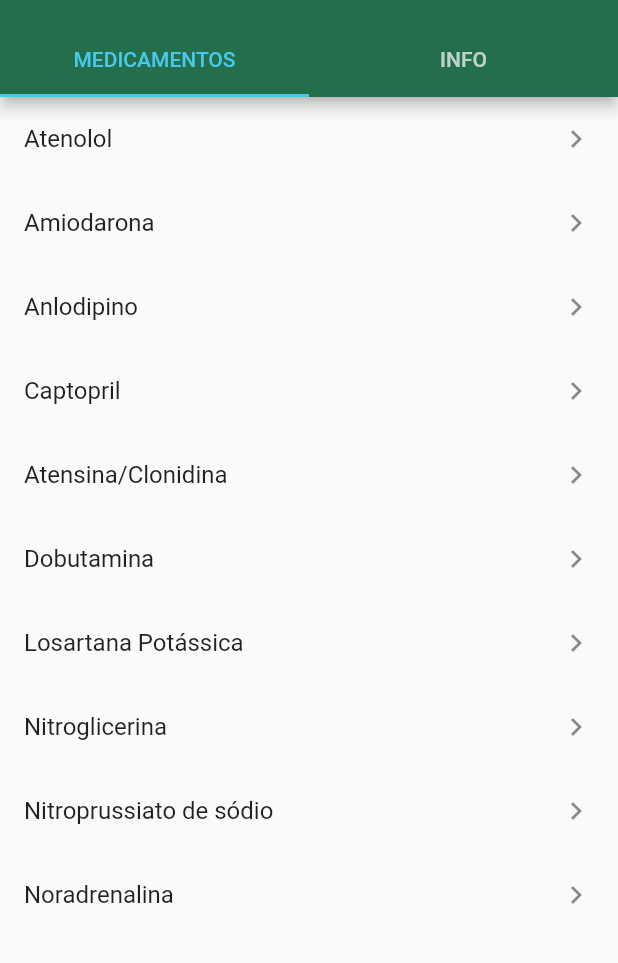
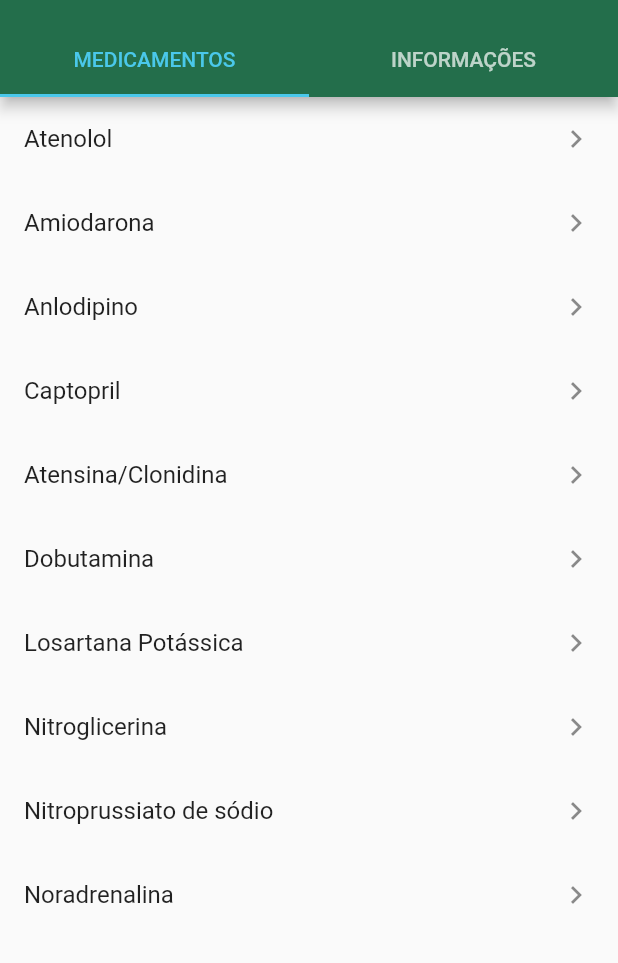
Before and after one commit to karinaplemos/cardio_help, a Flutter app: the screen it shows after launch, on a phone screen of 412 x 824 dp, the part 59-1022 px from its top. Run offline on Flutter 3.47's test engine with Material 2 defaults, Android fonts, the phone set to English and light mode, and no system bars; our stand-ins replace font_awesome_flutter.

Commit message:
Ajustes à pedido da Daise

```diff
--- a/lib/objects/custom_drawer/model/navigation_model.dart
+++ b/lib/objects/custom_drawer/model/navigation_model.dart
@@ -11,10 +11,10 @@ class NavigationModel {
 }
   // Lista de abas dos detalhamentos dos medicamentos
   List<NavigationModel> itens = [
-    NavigationModel(title: "Informações", icon: Icons.info_outline),
+    NavigationModel(title: "Classificação/Efeitos", icon: Icons.format_list_bulleted),
+    NavigationModel(title: "Uso Terapêutico", icon: Icons.healing),
+    NavigationModel(title: "Eventos Adversos", icon: Attention.attention__1_),
+    NavigationModel(title: "Detalhes", icon: Icons.info_outline),
+    NavigationModel(title: "Interação", icon: MyFlutterApp.interactive),
     NavigationModel(title: "Cuidados", icon: FontAwesomeIcons.medkit),
-    NavigationModel(title: "Classificação", icon: Icons.format_list_bulleted),
-    NavigationModel(title: "Evento Adverso", icon: MyFlutterApp.interactive),
-    NavigationModel(title: "Uso Terapêutico", icon: Icons.healing),
-    NavigationModel(title: "Interação", icon: Attention.attention__1_),
   ];
--- a/lib/pages/DrugsPage/Tabs/AdverseReactionTab.dart
+++ b/lib/pages/DrugsPage/Tabs/AdverseReactionTab.dart
@@ -18,13 +18,13 @@ class _AdverseReactionTabState extends State<AdverseReactionTab>{
           Container(
             padding: theme.titleSpacing,
             child:Text("Eventos Adversos",
-            style: theme.titleStyle),
+            style: theme.titleStyle, textAlign: theme.justifyAlign),
           ),
 
           Container(
             padding: theme.textSpacing,
             child:Text(widget.drug["adverseReaction"].toString(),
-            style: theme.textStyle)
+            style: theme.textStyle, textAlign: theme.justifyAlign)
           )
 
 
--- a/lib/pages/DrugsPage/Tabs/CareTab.dart
+++ b/lib/pages/DrugsPage/Tabs/CareTab.dart
@@ -21,7 +21,7 @@ class _CareTabState extends State<CareTab>{
             return Container(
               padding: theme.titleSpacing,
               child: Text("Cuidados",
-                style: theme.titleStyle
+                style: theme.titleStyle, textAlign: theme.justifyAlign
               ),
             );
          }else{
@@ -30,7 +30,7 @@ class _CareTabState extends State<CareTab>{
             return Container(
                 padding: theme.textSpacing,
                 child: Text('\u2022 '+ widget.drug["care"][index-1].toString(),
-                  style: theme.textStyle,
+                  style: theme.textStyle, textAlign: theme.justifyAlign
                 ),
               );
           }
--- a/lib/pages/DrugsPage/Tabs/ClassificationTab.dart
+++ b/lib/pages/DrugsPage/Tabs/ClassificationTab.dart
@@ -18,13 +18,13 @@ class _ClassificationTabState extends State<ClassificationTab>{
           Container(
             padding: theme.titleSpacing,
             child:Text("Classificação",
-            style: theme.titleStyle),
+            style: theme.titleStyle, textAlign: theme.justifyAlign),
           ),
 
           Container(
             padding: theme.textSpacing,
             child:Text(widget.drug["classification"].toString(),
-            style: theme.textStyle)
+            style: theme.textStyle, textAlign: theme.justifyAlign)
           )
 
 
--- a/lib/pages/HomePage/HomePage.dart
+++ b/lib/pages/HomePage/HomePage.dart
@@ -43,7 +43,7 @@ class _HomePageState extends State<HomePage> {
             indicatorColor: theme.selectedColor,
             tabs: [
               Tab(text: 'MEDICAMENTOS'),
-              Tab(text: 'INFO'),
+              Tab(text: 'INFORMAÇÕES'),
               ],
           ),
         ),
--- a/lib/pages/HomePage/Tabs/InfoTab.dart
+++ b/lib/pages/HomePage/Tabs/InfoTab.dart
@@ -10,7 +10,7 @@ class _InfoTabState extends State<InfoTab>{
   Widget _createText(String string, TextStyle textStyle, EdgeInsetsGeometry padding){
     return Container(
       padding: padding,
-      child: Text(string, style: textStyle),
+      child: Text(string, style: textStyle, textAlign: theme.justifyAlign),
     );
   }
   @override
--- a/lib/theme/theme.dart
+++ b/lib/theme/theme.dart
@@ -7,7 +7,7 @@ Color selectedColor = Color(0xFF4AC8EA); //Cor das abas selecionadas
 // Cor de fundo do app
 final Color backgroundColor = Color(0xFF236E4B);
 
-final EdgeInsets left80 = EdgeInsets.only(left: 80);
+final EdgeInsets left80 = EdgeInsets.only(left: 80, right: 10);
 
 
 final TextStyle titleStyle = TextStyle(fontSize: 28, fontWeight: FontWeight.bold);
@@ -17,3 +17,5 @@ final TextStyle subtitleStyle = TextStyle(fontSize: 22, fontWeight: FontWeight.b
 final EdgeInsets titleSpacing = EdgeInsets.only(top: 12,bottom: 15);
 final EdgeInsets subtitleSpacing = EdgeInsets.only(left: 10);
 final EdgeInsets textSpacing = EdgeInsets.only(left: 16,top: 8, right: 5,bottom: 12);
+
+final TextAlign justifyAlign = TextAlign.justify;
```
Also changed, not shown: lib/pages/DrugsPage/Tabs/DetailsTab.dart (+4 -4 lines), lib/pages/DrugsPage/Tabs/InteractionTab.dart (+4 -4 lines), lib/pages/DrugsPage/Tabs/TherapeuticUse.dart (+5 -8 lines), lib/pages/DrugsPage/drugsPage.dart (+6 -6 lines).
